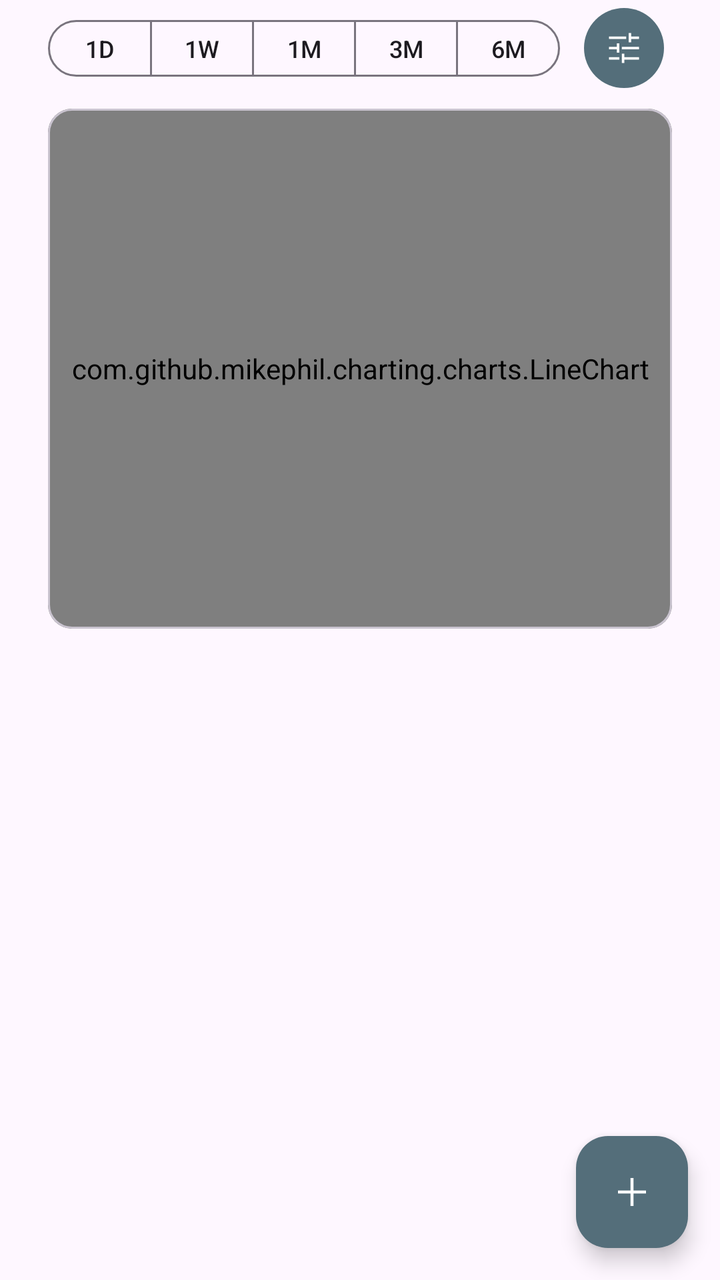
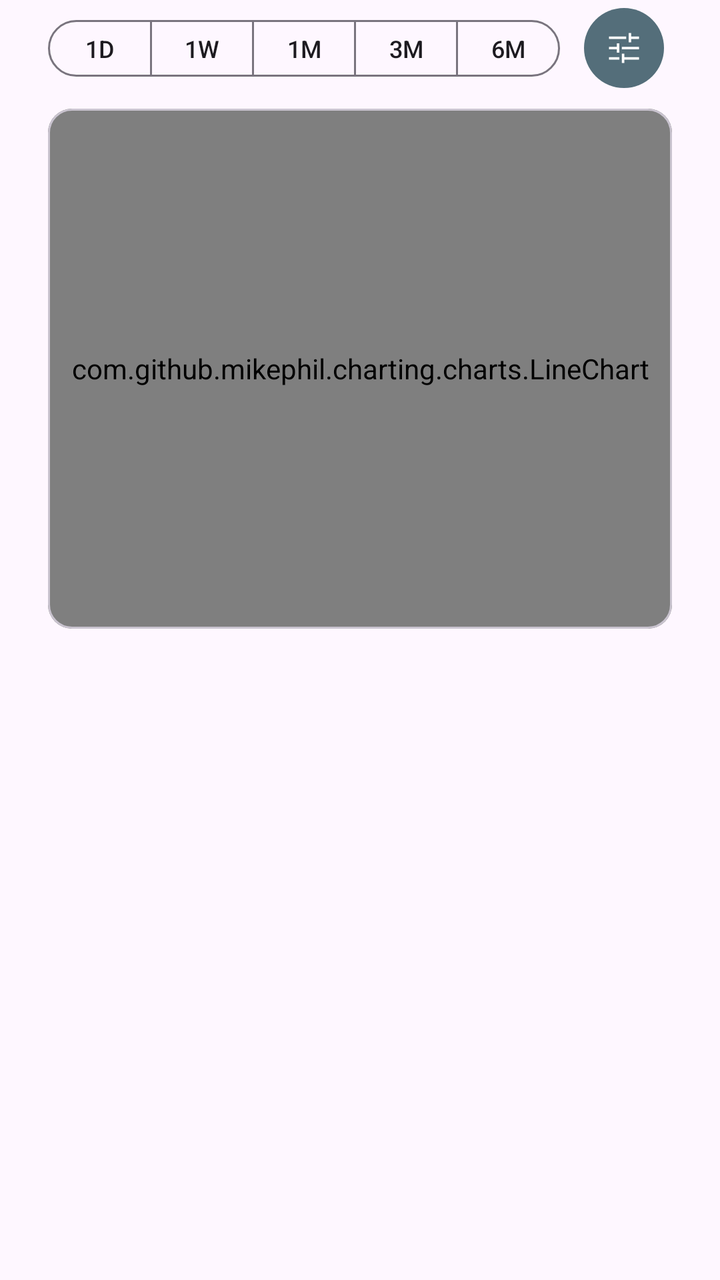

Before-and-after screenshots of an Android layout around one commit, followed by the original layout XML and the change that was made.
<!-- AndroidManifest.xml: application theme Theme.TaskTracker -->
<!-- res/layout/fragment_dashboard.xml -->
<?xml version="1.0" encoding="utf-8"?>
<androidx.constraintlayout.widget.ConstraintLayout xmlns:android="http://schemas.android.com/apk/res/android"
    xmlns:app="http://schemas.android.com/apk/res-auto"
    xmlns:tools="http://schemas.android.com/tools"
    android:layout_width="match_parent"
    android:layout_height="match_parent"
    tools:context=".gui.fragments.DashboardFragment">

        <androidx.constraintlayout.widget.ConstraintLayout
            android:layout_width="match_parent"
            android:layout_height="match_parent"
            android:paddingStart="24dp"
            android:paddingEnd="24dp">

            
            <com.google.android.material.button.MaterialButtonToggleGroup
                android:id="@+id/toggleButtons"
                android:layout_width="0dp"
                android:layout_height="wrap_content"
                android:layout_marginEnd="8dp"
                android:layout_weight="1"
                app:layout_constraintBottom_toBottomOf="@+id/dashboard_filter_btn"
                app:layout_constraintEnd_toStartOf="@+id/dashboard_filter_btn"
                app:layout_constraintStart_toStartOf="parent"
                app:layout_constraintTop_toTopOf="@+id/dashboard_filter_btn"
                app:singleSelection="true">

                <Button
                    android:id="@+id/dayToggleButton"
                    style="@style/Widget.App.Button.OutlinedButton.IconOnly"
                    android:layout_width="0dp"
                    android:layout_height="wrap_content"
                    android:layout_weight="1"
                    android:text="@string/toggle_day_button" />

                <Button
                    android:id="@+id/weekToggleButton"
                    style="@style/Widget.App.Button.OutlinedButton.IconOnly"
                    android:layout_width="0dp"
                    android:layout_height="wrap_content"
                    android:layout_weight="1"
                    android:text="@string/toggle_7_days_button" />

                <Button
                    android:id="@+id/monthToggleButton"
                    style="@style/Widget.App.Button.OutlinedButton.IconOnly"
                    android:layout_width="0dp"
                    android:layout_height="wrap_content"
                    android:layout_weight="1"
                    android:text="@string/toggle_30_days_button" />

                <Button
                    android:id="@+id/days90ToggleButton"
                    style="@style/Widget.App.Button.OutlinedButton.IconOnly"
                    android:layout_width="0dp"
                    android:layout_height="wrap_content"
                    android:layout_weight="1"
                    android:text="@string/toggle_90_days_button" />

                <Button
                    android:id="@+id/days180ToggleButton"
                    style="@style/Widget.App.Button.OutlinedButton.IconOnly"
                    android:layout_width="0dp"
                    android:layout_height="wrap_content"
                    android:layout_weight="1"
                    android:text="@string/toggle_180_days_button" />
            </com.google.android.material.button.MaterialButtonToggleGroup>

            
            <Button
                android:id="@+id/dashboard_filter_btn"
                style="?attr/materialIconButtonFilledStyle"
                android:layout_width="wrap_content"
                android:layout_height="wrap_content"
                app:icon="@drawable/ic_filter"
                app:layout_constraintEnd_toEndOf="parent"
                app:layout_constraintStart_toEndOf="@+id/toggleButtons"
                app:layout_constraintTop_toTopOf="parent" />

            
            <com.google.android.material.card.MaterialCardView
                android:id="@+id/dashboardMainChart"
                style="?attr/materialCardViewOutlinedStyle"
                android:layout_width="match_parent"
                android:layout_height="wrap_content"
                android:layout_marginTop="16dp"
                app:layout_constraintBottom_toTopOf="@+id/dashboardRecyclerView"
                app:layout_constraintEnd_toEndOf="parent"
                app:layout_constraintStart_toStartOf="parent"
                app:layout_constraintTop_toBottomOf="@+id/toggleButtons">

                <RelativeLayout
                    android:layout_width="match_parent"
                    android:layout_height="match_parent"
                    android:orientation="horizontal">

                    <com.github.mikephil.charting.charts.LineChart
                        android:id="@+id/chart_view"
                        android:layout_width="match_parent"
                        android:layout_height="260dp" />

                    <Button
                        android:id="@+id/leftArrowButton"
                        style="?attr/materialIconButtonStyle"
                        android:layout_width="wrap_content"
                        android:layout_height="wrap_content"
                        android:layout_alignParentLeft="true"
                        android:layout_centerVertical="true"
                        android:visibility="gone"
                        app:icon="@drawable/ic_left_arrow" />

                    <Button
                        android:id="@+id/rightArrowButton"
                        style="?attr/materialIconButtonStyle"
                        android:layout_width="wrap_content"
                        android:layout_height="wrap_content"
                        android:layout_alignParentRight="true"
                        android:layout_centerVertical="true"
                        android:visibility="gone"
                        app:icon="@drawable/ic_right_arrow" />

                </RelativeLayout>
            </com.google.android.material.card.MaterialCardView>

            <androidx.recyclerview.widget.RecyclerView
                android:id="@+id/dashboardRecyclerView"
                android:layout_width="match_parent"
                android:layout_height="0dp"
                android:layout_marginTop="16dp"
                android:isScrollContainer="true"
                android:overScrollMode="always"
                app:layout_constraintBottom_toBottomOf="parent"
                app:layout_constraintEnd_toEndOf="parent"
                app:layout_constraintStart_toStartOf="parent"
                app:layout_constraintTop_toBottomOf="@+id/dashboardMainChart" />

        </androidx.constraintlayout.widget.ConstraintLayout>

    <com.google.android.material.floatingactionbutton.FloatingActionButton
        android:id="@+id/button_insert_entry"
        android:layout_width="wrap_content"
        android:layout_height="wrap_content"
        android:layout_marginEnd="16dp"
        android:layout_marginBottom="16dp"
        app:layout_constraintBottom_toBottomOf="parent"
        app:layout_constraintEnd_toEndOf="parent"
        app:srcCompat="@drawable/ic_add" />

</androidx.constraintlayout.widget.ConstraintLayout>
<!-- resources referenced by this layout -->
<resources>
  <!-- drawable ic_add (drawable) -->
  <vector xmlns:android="http://schemas.android.com/apk/res/android"
      android:width="48dp"
      android:height="48dp"
      android:viewportWidth="48"
      android:viewportHeight="48"
      android:tint="?attr/colorControlNormal">
    <path
        android:fillColor="@android:color/white"
        android:pathData="M22.5,38V25.5H10V22.5H22.5V10H25.5V22.5H38V25.5H25.5V38Z"/>
  </vector>
  <!-- drawable ic_filter (drawable) -->
  <vector xmlns:android="http://schemas.android.com/apk/res/android"
      android:width="48dp"
      android:height="48dp"
      android:viewportWidth="48"
      android:viewportHeight="48"
      android:tint="?attr/colorControlNormal">
    <path
        android:fillColor="@android:color/white"
        android:pathData="M6,37.9V34.9H18.35V37.9ZM6,13.1V10.1H26.65V13.1ZM21.35,42V30.75H24.35V34.9H42V37.9H24.35V42ZM15.35,29.6V25.5H6V22.5H15.35V18.3H18.35V29.6ZM21.35,25.5V22.5H42V25.5ZM29.65,17.25V6H32.65V10.1H42V13.1H32.65V17.25Z"/>
  </vector>
  <!-- drawable ic_left_arrow (drawable) -->
  <vector xmlns:android="http://schemas.android.com/apk/res/android"
      android:width="48dp"
      android:height="48dp"
      android:viewportWidth="48"
      android:viewportHeight="48"
      android:tint="?attr/colorControlNormal">
    <path
        android:fillColor="@android:color/white"
        android:pathData="M26.95,34.9 L17.05,25Q16.8,24.75 16.7,24.5Q16.6,24.25 16.6,23.95Q16.6,23.65 16.7,23.4Q16.8,23.15 17.05,22.9L27,12.95Q27.45,12.5 28.075,12.5Q28.7,12.5 29.15,12.95Q29.6,13.4 29.575,14.05Q29.55,14.7 29.1,15.15L20.3,23.95L29.15,32.8Q29.6,33.25 29.6,33.85Q29.6,34.45 29.15,34.9Q28.7,35.35 28.05,35.35Q27.4,35.35 26.95,34.9Z"/>
  </vector>
  <string name="toggle_180_days_button">6M</string>
  <string name="toggle_30_days_button">1M</string>
  <string name="toggle_7_days_button">1W</string>
  <string name="toggle_90_days_button">3M</string>
  <string name="toggle_day_button">1D</string>
  <style name="Widget.App.Button.OutlinedButton.IconOnly" parent="Widget.Material3.Button.OutlinedButton">
          <item name="iconPadding">0dp</item>
          <item name="android:insetTop">0dp</item>
          <item name="android:insetBottom">0dp</item>
          <item name="android:paddingLeft">12dp</item>
          <item name="android:paddingRight">12dp</item>
          <item name="android:minWidth">24dp</item>
          <item name="android:minHeight">24dp</item>
          <item name="android:textSize">12sp</item>
      </style>
  <style name="Theme.TaskTracker" parent="Base.Theme.TaskTracker" />
  <style name="Base.Theme.TaskTracker" parent="Theme.Material3.Light.NoActionBar">
          
          <item name="colorPrimaryDark">@color/colorPrimaryDark</item>
          <item name="colorAccent">@color/colorAccent</item>
          <item name="colorPrimary">@color/colorPrimary</item>
          <item name="colorOnPrimary">@color/white</item>
          <item name="colorPrimaryContainer">@color/colorPrimary</item>
          <item name="colorOnPrimaryContainer">@color/white</item>
          <item name="colorSecondaryContainer">@color/colorPrimaryLight</item>
          <item name="colorOnSecondaryContainer">@color/white</item>
          <item name="colorSurfaceVariant">@color/colorSecondaryLight</item>
      </style>
  <color name="colorPrimaryDark">#29434e</color>
  <color name="colorAccent">#546e7a</color>
  <color name="colorPrimary">#546e7a</color>
  <color name="white">#FFFFFF</color>
  <color name="colorPrimaryLight">#819ca9</color>
  <color name="colorSecondaryLight">#c1d5e0</color>
  <!-- unchanged entries left out for length: 1 -->
</resources>

<!-- the commit's change to res/layout/fragment_dashboard.xml (unified diff, before → after) -->
@@ -6,144 +6,134 @@
     android:layout_height="match_parent"
     tools:context=".gui.fragments.DashboardFragment">
 
-        <androidx.constraintlayout.widget.ConstraintLayout
-            android:layout_width="match_parent"
-            android:layout_height="match_parent"
-            android:paddingStart="24dp"
-            android:paddingEnd="24dp">
+    <androidx.constraintlayout.widget.ConstraintLayout
+        android:layout_width="match_parent"
+        android:layout_height="match_parent"
+        android:paddingStart="24dp"
+        android:paddingEnd="24dp">
 
-            
-            <com.google.android.material.button.MaterialButtonToggleGroup
-                android:id="@+id/toggleButtons"
+        
+        <com.google.android.material.button.MaterialButtonToggleGroup
+            android:id="@+id/toggleButtons"
+            android:layout_width="0dp"
+            android:layout_height="wrap_content"
+            android:layout_marginEnd="8dp"
+            android:layout_weight="1"
+            app:layout_constraintBottom_toBottomOf="@+id/dashboard_filter_btn"
+            app:layout_constraintEnd_toStartOf="@+id/dashboard_filter_btn"
+            app:layout_constraintStart_toStartOf="parent"
+            app:layout_constraintTop_toTopOf="@+id/dashboard_filter_btn"
+            app:singleSelection="true">
+
+            <Button
+                android:id="@+id/dayToggleButton"
+                style="@style/Widget.App.Button.OutlinedButton.IconOnly"
                 android:layout_width="0dp"
                 android:layout_height="wrap_content"
-                android:layout_marginEnd="8dp"
                 android:layout_weight="1"
-                app:layout_constraintBottom_toBottomOf="@+id/dashboard_filter_btn"
-                app:layout_constraintEnd_toStartOf="@+id/dashboard_filter_btn"
-                app:layout_constraintStart_toStartOf="parent"
-                app:layout_constraintTop_toTopOf="@+id/dashboard_filter_btn"
-                app:singleSelection="true">
+                android:text="@string/toggle_day_button" />
+
+            <Button
+                android:id="@+id/weekToggleButton"
+                style="@style/Widget.App.Button.OutlinedButton.IconOnly"
+                android:layout_width="0dp"
+                android:layout_height="wrap_content"
+                android:layout_weight="1"
+                android:text="@string/toggle_7_days_button" />
+
+            <Button
+                android:id="@+id/monthToggleButton"
+                style="@style/Widget.App.Button.OutlinedButton.IconOnly"
+                android:layout_width="0dp"
+                android:layout_height="wrap_content"
+                android:layout_weight="1"
+                android:text="@string/toggle_30_days_button" />
+
+            <Button
+                android:id="@+id/days90ToggleButton"
+                style="@style/Widget.App.Button.OutlinedButton.IconOnly"
+                android:layout_width="0dp"
+                android:layout_height="wrap_content"
+                android:layout_weight="1"
+                android:text="@string/toggle_90_days_button" />
+
+            <Button
+                android:id="@+id/days180ToggleButton"
+                style="@style/Widget.App.Button.OutlinedButton.IconOnly"
+                android:layout_width="0dp"
+                android:layout_height="wrap_content"
+                android:layout_weight="1"
+                android:text="@string/toggle_180_days_button" />
+        </com.google.android.material.button.MaterialButtonToggleGroup>
+
+        
+        <Button
+            android:id="@+id/dashboard_filter_btn"
+            style="?attr/materialIconButtonFilledStyle"
+            android:layout_width="wrap_content"
+            android:layout_height="wrap_content"
+            app:icon="@drawable/ic_filter"
+            app:layout_constraintEnd_toEndOf="parent"
+            app:layout_constraintStart_toEndOf="@+id/toggleButtons"
+            app:layout_constraintTop_toTopOf="parent" />
+
+        
+        <com.google.android.material.card.MaterialCardView
+            android:id="@+id/dashboardMainChart"
+            style="?attr/materialCardViewOutlinedStyle"
+            android:layout_width="match_parent"
+            android:layout_height="wrap_content"
+            android:layout_marginTop="16dp"
+            app:layout_constraintBottom_toTopOf="@+id/dashboardRecyclerView"
+            app:layout_constraintEnd_toEndOf="parent"
+            app:layout_constraintStart_toStartOf="parent"
+            app:layout_constraintTop_toBottomOf="@+id/toggleButtons">
+
+            <RelativeLayout
+                android:layout_width="match_parent"
+                android:layout_height="match_parent"
+                android:orientation="horizontal">
+
+                <com.github.mikephil.charting.charts.LineChart
+                    android:id="@+id/chart_view"
+                    android:layout_width="match_parent"
+                    android:layout_height="260dp" />
 
                 <Button
-                    android:id="@+id/dayToggleButton"
-                    style="@style/Widget.App.Button.OutlinedButton.IconOnly"
-                    android:layout_width="0dp"
+                    android:id="@+id/leftArrowButton"
+                    style="?attr/materialIconButtonStyle"
+                    android:layout_width="wrap_content"
                     android:layout_height="wrap_content"
-                    android:layout_weight="1"
-                    android:text="@string/toggle_day_button" />
+                    android:layout_alignParentLeft="true"
+                    android:layout_centerVertical="true"
+                    android:visibility="gone"
+                    app:icon="@drawable/ic_left_arrow" />
 
                 <Button
-                    android:id="@+id/weekToggleButton"
-                    style="@style/Widget.App.Button.OutlinedButton.IconOnly"
-                    android:layout_width="0dp"
+                    android:id="@+id/rightArrowButton"
+                    style="?attr/materialIconButtonStyle"
+                    android:layout_width="wrap_content"
                     android:layout_height="wrap_content"
-                    android:layout_weight="1"
-                    android:text="@string/toggle_7_days_button" />
+                    android:layout_alignParentRight="true"
+                    android:layout_centerVertical="true"
+                    android:visibility="gone"
+                    app:icon="@drawable/ic_right_arrow" />
 
-                <Button
-                    android:id="@+id/monthToggleButton"
-                    style="@style/Widget.App.Button.OutlinedButton.IconOnly"
-                    android:layout_width="0dp"
-                    android:layout_height="wrap_content"
-                    android:layout_weight="1"
-                    android:text="@string/toggle_30_days_button" />
+            </RelativeLayout>
+        </com.google.android.material.card.MaterialCardView>
 
-                <Button
-                    android:id="@+id/days90ToggleButton"
-                    style="@style/Widget.App.Button.OutlinedButton.IconOnly"
-                    android:layout_width="0dp"
-                    android:layout_height="wrap_content"
-                    android:layout_weight="1"
-                    android:text="@string/toggle_90_days_button" />
+        <androidx.recyclerview.widget.RecyclerView
+            android:id="@+id/dashboardRecyclerView"
+            android:layout_width="match_parent"
+            android:layout_height="0dp"
+            android:layout_marginTop="16dp"
+            android:isScrollContainer="true"
+            android:overScrollMode="always"
+            app:layout_constraintBottom_toBottomOf="parent"
+            app:layout_constraintEnd_toEndOf="parent"
+            app:layout_constraintStart_toStartOf="parent"
+            app:layout_constraintTop_toBottomOf="@+id/dashboardMainChart" />
 
-                <Button
-                    android:id="@+id/days180ToggleButton"
-                    style="@style/Widget.App.Button.OutlinedButton.IconOnly"
-                    android:layout_width="0dp"
-                    android:layout_height="wrap_content"
-                    android:layout_weight="1"
-                    android:text="@string/toggle_180_days_button" />
-            </com.google.android.material.button.MaterialButtonToggleGroup>
-
-            
-            <Button
-                android:id="@+id/dashboard_filter_btn"
-                style="?attr/materialIconButtonFilledStyle"
-                android:layout_width="wrap_content"
-                android:layout_height="wrap_content"
-                app:icon="@drawable/ic_filter"
-                app:layout_constraintEnd_toEndOf="parent"
-                app:layout_constraintStart_toEndOf="@+id/toggleButtons"
-                app:layout_constraintTop_toTopOf="parent" />
-
-            
-            <com.google.android.material.card.MaterialCardView
-                android:id="@+id/dashboardMainChart"
-                style="?attr/materialCardViewOutlinedStyle"
-                android:layout_width="match_parent"
-                android:layout_height="wrap_content"
-                android:layout_marginTop="16dp"
-                app:layout_constraintBottom_toTopOf="@+id/dashboardRecyclerView"
-                app:layout_constraintEnd_toEndOf="parent"
-                app:layout_constraintStart_toStartOf="parent"
-                app:layout_constraintTop_toBottomOf="@+id/toggleButtons">
-
-                <RelativeLayout
-                    android:layout_width="match_parent"
-                    android:layout_height="match_parent"
-                    android:orientation="horizontal">
-
-                    <com.github.mikephil.charting.charts.LineChart
-                        android:id="@+id/chart_view"
-                        android:layout_width="match_parent"
-                        android:layout_height="260dp" />
-
-                    <Button
-                        android:id="@+id/leftArrowButton"
-                        style="?attr/materialIconButtonStyle"
-                        android:layout_width="wrap_content"
-                        android:layout_height="wrap_content"
-                        android:layout_alignParentLeft="true"
-                        android:layout_centerVertical="true"
-                        android:visibility="gone"
-                        app:icon="@drawable/ic_left_arrow" />
-
-                    <Button
-                        android:id="@+id/rightArrowButton"
-                        style="?attr/materialIconButtonStyle"
-                        android:layout_width="wrap_content"
-                        android:layout_height="wrap_content"
-                        android:layout_alignParentRight="true"
-                        android:layout_centerVertical="true"
-                        android:visibility="gone"
-                        app:icon="@drawable/ic_right_arrow" />
-
-                </RelativeLayout>
-            </com.google.android.material.card.MaterialCardView>
-
-            <androidx.recyclerview.widget.RecyclerView
-                android:id="@+id/dashboardRecyclerView"
-                android:layout_width="match_parent"
-                android:layout_height="0dp"
-                android:layout_marginTop="16dp"
-                android:isScrollContainer="true"
-                android:overScrollMode="always"
-                app:layout_constraintBottom_toBottomOf="parent"
-                app:layout_constraintEnd_toEndOf="parent"
-                app:layout_constraintStart_toStartOf="parent"
-                app:layout_constraintTop_toBottomOf="@+id/dashboardMainChart" />
-
-        </androidx.constraintlayout.widget.ConstraintLayout>
-
-    <com.google.android.material.floatingactionbutton.FloatingActionButton
-        android:id="@+id/button_insert_entry"
-        android:layout_width="wrap_content"
-        android:layout_height="wrap_content"
-        android:layout_marginEnd="16dp"
-        android:layout_marginBottom="16dp"
-        app:layout_constraintBottom_toBottomOf="parent"
-        app:layout_constraintEnd_toEndOf="parent"
-        app:srcCompat="@drawable/ic_add" />
+    </androidx.constraintlayout.widget.ConstraintLayout>
 
 </androidx.constraintlayout.widget.ConstraintLayout>
<!-- resource entries referenced after the edit -->
@@ -1,16 +1,5 @@
 <!-- resources referenced by this layout -->
 <resources>
-  <!-- drawable ic_add (drawable) -->
-  <vector xmlns:android="http://schemas.android.com/apk/res/android"
-      android:width="48dp"
-      android:height="48dp"
-      android:viewportWidth="48"
-      android:viewportHeight="48"
-      android:tint="?attr/colorControlNormal">
-    <path
-        android:fillColor="@android:color/white"
-        android:pathData="M22.5,38V25.5H10V22.5H22.5V10H25.5V22.5H38V25.5H25.5V38Z"/>
-  </vector>
   <!-- drawable ic_filter (drawable) -->
   <vector xmlns:android="http://schemas.android.com/apk/res/android"
       android:width="48dp"
